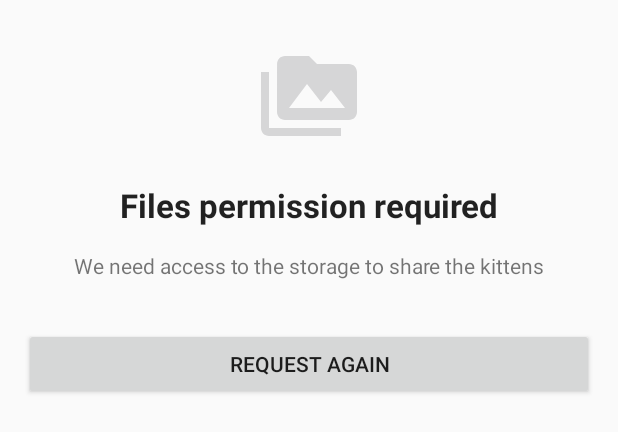
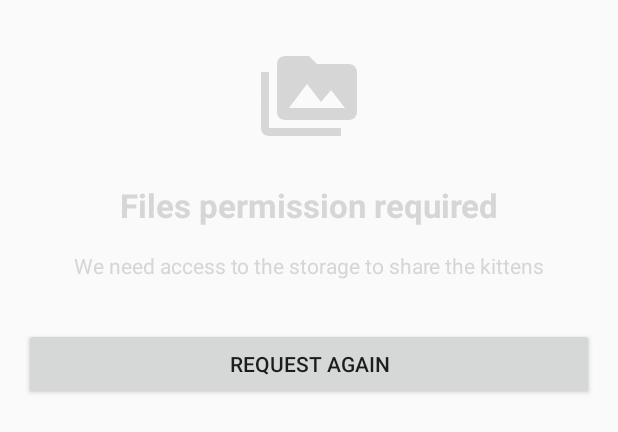
Before and after one commit to soygabimoreno/ShareKittens, an Android app: the layout dialog_info.xml on its own in the app's theme, with its tools: preview values and no code run, on a phone screen of 412 x 824 dp. Shown: the top 432 px of the screen. Run offline under Robolectric (Android 15) with nearby library versions, the phone set to English and light mode, and no system bars.

Commit message:
Text dialogs with dark color

```diff
--- a/app/src/main/java/soy/gabimoreno/sharekittens/App.kt
+++ b/app/src/main/java/soy/gabimoreno/sharekittens/App.kt
@@ -1,3 +1,4 @@
+
 package soy.gabimoreno.sharekittens
 
 import android.app.Application
--- a/core/src/main/res/layout/dialog_info.xml
+++ b/core/src/main/res/layout/dialog_info.xml
@@ -5,8 +5,8 @@
     xmlns:tools="http://schemas.android.com/tools"
     android:layout_width="match_parent"
     android:layout_height="wrap_content"
+    android:elevation="20dp"
     android:paddingStart="16dp"
-    android:elevation="20dp"
     android:paddingTop="32dp"
     android:paddingEnd="16dp"
     android:paddingBottom="32dp"
@@ -29,6 +29,7 @@
         android:layout_marginTop="26dp"
         android:gravity="center"
         android:textAppearance="?android:textAppearanceLarge"
+        android:textColor="@color/primaryDark"
         android:textStyle="bold"
         app:layout_constraintEnd_toEndOf="parent"
         app:layout_constraintStart_toStartOf="parent"
@@ -43,8 +44,9 @@
         android:autoLink="web"
         android:gravity="center"
         android:textAppearance="?android:textAppearanceSmall"
+        android:textColor="@color/primaryDark"
+        android:textColorHighlight="@color/gray_light_1"
         android:textColorLink="@color/primary"
-        android:textColorHighlight="@color/gray_light_1"
         app:layout_constraintEnd_toEndOf="parent"
         app:layout_constraintStart_toStartOf="parent"
         app:layout_constraintTop_toBottomOf="@id/tvTitle"
```
